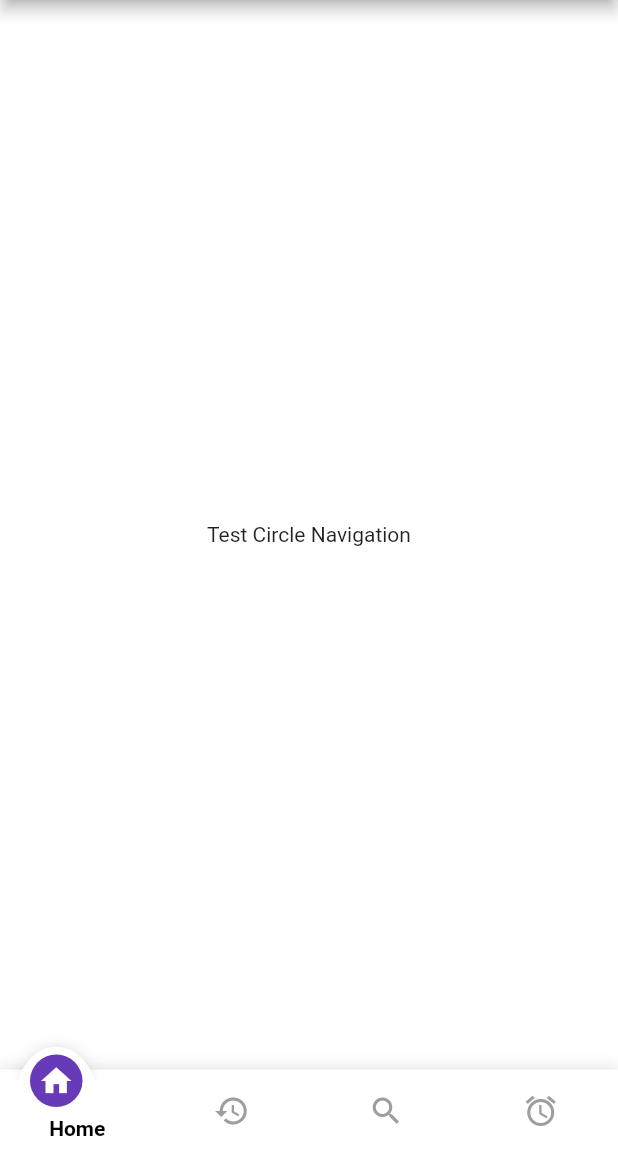
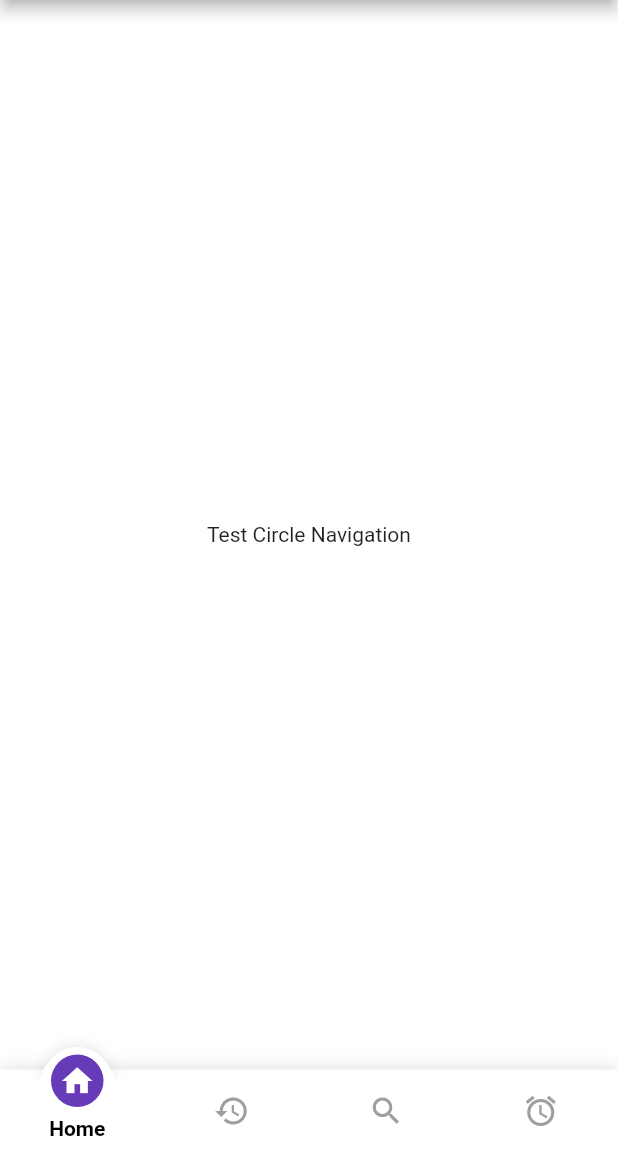
Before and after one commit to jeaanlucas/circle_bottom_navigation, a Flutter app: the screen it shows after launch, on a phone screen of 412 x 824 dp, the part 84-1236 px from its top. Run offline on Flutter 3.47's test engine with Material 2 defaults, Android fonts, the phone set to English and light mode, and no system bars.

Commit message:
Fix to aligment of tab object.

```diff
--- a/lib/circle_bottom_navigation.dart
+++ b/lib/circle_bottom_navigation.dart
@@ -9,7 +9,6 @@ import 'package:flutter/material.dart';
 class CircleBottomNavigation extends StatefulWidget {
   final List<TabData> tabs;
   final Function(int position) onTabChangedListener;
-  final Key key;
   final int initialSelection;
   final Color circleColor;
   final Color activeIconColor;
@@ -22,6 +21,8 @@ class CircleBottomNavigation extends StatefulWidget {
   final double arcWidth;
   final double circleOutline;
   final double shadowAllowance;
+
+  final Key key;
 
   CircleBottomNavigation({
     @required this.tabs,
@@ -40,6 +41,7 @@ class CircleBottomNavigation extends StatefulWidget {
     this.circleOutline = 10,
     this.shadowAllowance = 20,
   }) : assert(onTabChangedListener != null),
+       assert(initialSelection != null),
        assert(tabs != null);
 
   @override
@@ -81,7 +83,7 @@ class _CircleBottomNavigationState extends State<CircleBottomNavigation>
 
     barBackgroundColor = (widget.barBackgroundColor == null)
       ? (Theme.of(context).brightness == Brightness.dark)
-        ? Color(0xFF212121)
+        ? Colors.black54
         : Colors.white
       : widget.barBackgroundColor;
 
@@ -180,11 +182,11 @@ class _CircleBottomNavigationState extends State<CircleBottomNavigation>
             mainAxisSize: MainAxisSize.max,
             crossAxisAlignment: CrossAxisAlignment.center,
             children: this.widget.tabs.map(
-              (t) => TabItem(
-                uniqueKey: t.key,
-                selected: t.key == this.widget.tabs[currentSelected].key,
-                icon: t.icon,
-                title: t.title,
+              (tab) => TabItem(
+                uniqueKey: tab.key,
+                selected: tab.key == this.widget.tabs[currentSelected].key,
+                icon: tab.icon,
+                title: tab.title,
                 iconColor: inactiveIconColor,
                 textColor: textColor,
                 callbackFunction: (key) => _callbackFunction(key),
@@ -205,13 +207,15 @@ class _CircleBottomNavigationState extends State<CircleBottomNavigation>
               ),
               curve: Curves.easeOut,
               alignment: Alignment(
-                _circleAlignX * (Directionality.of(context) == TextDirection.rtl ? -1 : 1),
+                _circleAlignX * (Directionality.of(context) == TextDirection.rtl ? -1 : 1 ),
                 1,
               ),
               child: Padding(
                 padding: EdgeInsets.only(
                   bottom: 15,
                 ),
+                child: FractionallySizedBox(
+                  widthFactor: 1 / this.widget.tabs.length,
                   child: GestureDetector(
                     onTap: this.widget.tabs[currentSelected].onClick,
                     child: Stack(
@@ -229,14 +233,10 @@ class _CircleBottomNavigationState extends State<CircleBottomNavigation>
                             child: Container(
                               child: Center(
                                 child: Container(
-                                width: (
-                                  this.widget.circleSize +
-                                  this.widget.circleOutline
-                                ),
-                                height: (
-                                  this.widget.circleSize +
-                                  this.widget.circleOutline
-                                ),
+                                  width: this.widget.circleSize +
+                                    this.widget.circleOutline,
+                                  height: this.widget.circleSize +
+                                    this.widget.circleOutline,
                                   decoration: BoxDecoration(
                                     color: Colors.white,
                                     shape: BoxShape.circle,
@@ -256,7 +256,9 @@ class _CircleBottomNavigationState extends State<CircleBottomNavigation>
                           height: this.widget.arcHeight,
                           width: this.widget.arcWidth,
                           child: CustomPaint(
-                          painter: HalfPainter(barBackgroundColor),
+                            painter: HalfPainter(
+                              paintColor: barBackgroundColor,
+                            ),
                           ),
                         ),
                         SizedBox(
@@ -291,6 +293,7 @@ class _CircleBottomNavigationState extends State<CircleBottomNavigation>
               ),
             ),
           ),
+        ),
       ],
     );
   }
--- a/lib/utils/half_clipper.dart
+++ b/lib/utils/half_clipper.dart
@@ -3,12 +3,13 @@ import 'package:flutter/material.dart';
 class HalfClipper extends CustomClipper<Rect> {
   @override
   Rect getClip(Size size) {
-    return Rect.fromLTWH(
+    final rect = Rect.fromLTWH(
       0,
       0,
       size.width,
       size.height / 2,
     );
+    return rect;
   }
 
   @override
--- a/lib/utils/half_painter.dart
+++ b/lib/utils/half_painter.dart
@@ -4,7 +4,9 @@ import 'package:vector_math/vector_math.dart';
 class HalfPainter extends CustomPainter {
   Paint arcPaint;
 
-  HalfPainter(Color paintColor) {
+  HalfPainter({
+    Color paintColor,
+  }) {
     this.arcPaint = Paint()..color = paintColor;
   }
 
```
Lines whose indentation alone changed are shown as unchanged.
